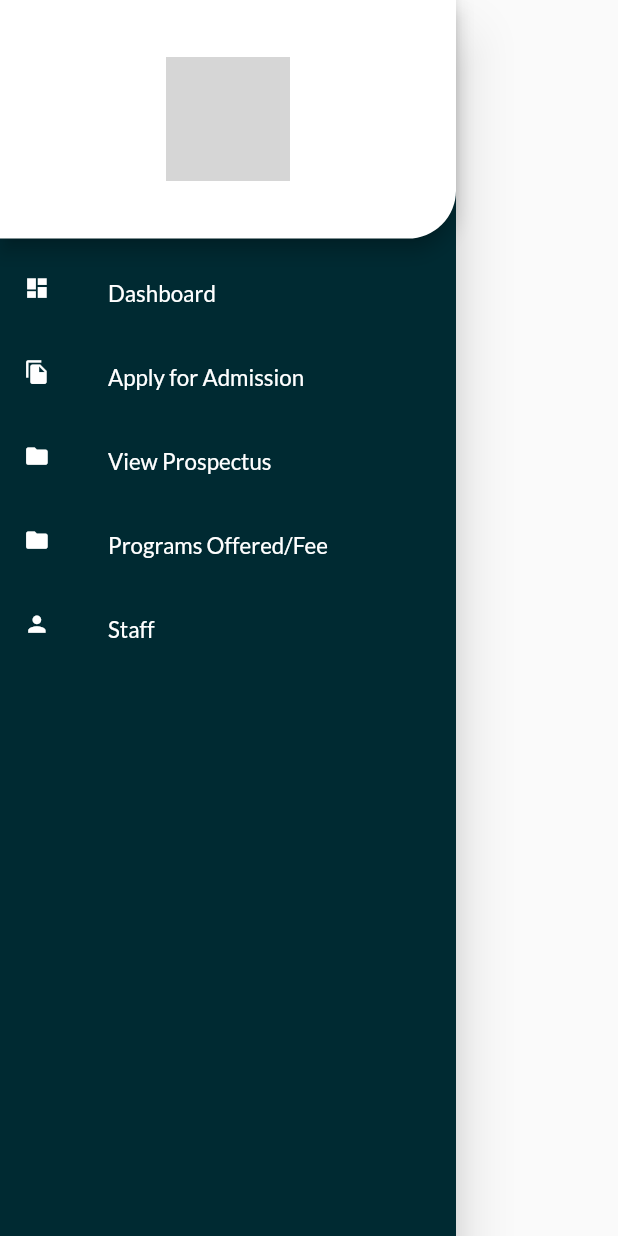
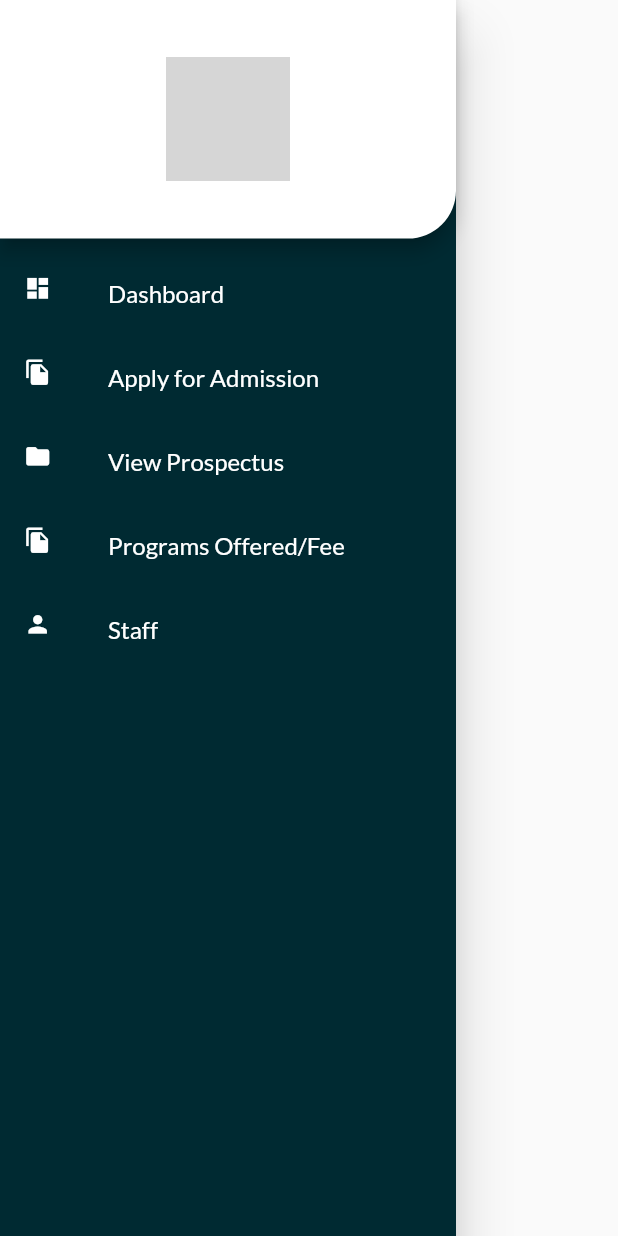
Before and after one commit to cusitpmdc/cusit, a Flutter app: the DrawerScreen widget shown alone on an empty page, opened directly, on a phone screen of 412 x 824 dp. Run offline on Flutter 3.47's test engine with Material 2 defaults, Android fonts, the light colour scheme and no system bars; our stand-ins replace cloud_firestore, firebase_auth, firebase_core, flutter_screenutil, google_fonts, package_info_plus and 2 more; missing offline and left inert: flutter_pdfview; accounts and stored records are empty; grey boxes are pictures that could not be loaded.

Commit message:
minor changes

```diff
--- a/lib/base_widget/background.dart
+++ b/lib/base_widget/background.dart
@@ -27,7 +27,7 @@ class Background extends StatelessWidget {
                 decoration: BoxDecoration(
                   borderRadius: BorderRadius.only(
                       bottomLeft: Radius.circular(context.height * 10)),
-                  color: AppColors.cusitclr2,
+                  color: AppColors.cusitclr,
                 ),
               )
               // Image.asset(
@@ -45,7 +45,7 @@ class Background extends StatelessWidget {
                 decoration: BoxDecoration(
                   borderRadius: BorderRadius.only(
                       bottomLeft: Radius.circular(context.height * 10)),
-                  color: AppColors.cusitclr2,
+                  color: AppColors.cusitclr,
                 ),
               )
               // Image.asset(
@@ -59,7 +59,7 @@ class Background extends StatelessWidget {
             child: Image.asset(
               "assets/images/login_bottom.png",
               width: context.width * 0.35,
-              color: AppColors.dbrown,
+              color: AppColors.cusitclr,
             ),
           ),
           child,
--- a/lib/routes/app_routes.dart
+++ b/lib/routes/app_routes.dart
@@ -1,6 +1,8 @@
 import 'package:cusit/screens/auth/splash_screen.dart';
+import 'package:cusit/screens/auth/staff_login_screen.dart';
 import 'package:cusit/screens/auth/upgradeappscreen.dart';
 import 'package:cusit/screens/admission/admission_screen.dart';
+import 'package:cusit/screens/chat/user/chat_screen.dart';
 import 'package:cusit/screens/dashboard/dashboard_screen.dart';
 import 'package:cusit/screens/program/programs_screen.dart';
 import 'package:cusit/screens/prospectus/prospectus_screen.dart';
@@ -9,11 +11,11 @@ import 'package:flutter/material.dart';
 class AppRoutes {
   static Map<String, Widget Function(BuildContext)> routes = {
     SplashScreen.id: (context) => const SplashScreen(),
+    LoginScreen.id: (context) => const LoginScreen(),
     UpgradeScreen.id: (context) => const UpgradeScreen(),
     DashboardScreen.id: (context) => const DashboardScreen(),
     AdmissionScreen.id: (context) => const AdmissionScreen(),
     ProspectusScreen.id: (context) => const ProspectusScreen(),
     ProgramsFeeScreen.id: (context) => const ProgramsFeeScreen(),
-
   };
 }
--- a/lib/screens/dashboard/drawer_screen.dart
+++ b/lib/screens/dashboard/drawer_screen.dart
@@ -71,13 +71,13 @@ class _DrawerScreenState extends State<DrawerScreen> {
               child: ListTile(
                 leading: Icon(
                   Icons.dashboard_sharp,
-                  size: 15.r,
+                  size: 16.r,
                   color: AppColors.white,
                 ),
                 title: Text(
                   'Dashboard',
                   style: TextStyle(
-                      color: AppColors.white, fontSize: AppDimensions.small),
+                      color: AppColors.white, fontSize: AppDimensions.normal),
                 ),
               ),
             ),
@@ -88,13 +88,13 @@ class _DrawerScreenState extends State<DrawerScreen> {
               child: ListTile(
                 leading: Icon(
                   Icons.file_copy,
-                  size: 15.r,
+                  size: 16.r,
                   color: AppColors.white,
                 ),
                 title: Text(
                   'Apply for Admission',
                   style: TextStyle(
-                      color: AppColors.white, fontSize: AppDimensions.small),
+                      color: AppColors.white, fontSize: AppDimensions.normal),
                 ),
               ),
             ),
@@ -105,13 +105,13 @@ class _DrawerScreenState extends State<DrawerScreen> {
               child: ListTile(
                 leading: Icon(
                   Icons.folder,
-                  size: 15.r,
+                  size: 16.r,
                   color: AppColors.white,
                 ),
                 title: Text(
                   'View Prospectus',
                   style: TextStyle(
-                      color: AppColors.white, fontSize: AppDimensions.small),
+                      color: AppColors.white, fontSize: AppDimensions.normal),
                 ),
               ),
             ),
@@ -121,31 +121,32 @@ class _DrawerScreenState extends State<DrawerScreen> {
               },
               child: ListTile(
                 leading: Icon(
-                  Icons.folder,
-                  size: 15.r,
+                  Icons.file_copy,
+                  size: 16.r,
                   color: AppColors.white,
                 ),
                 title: Text(
                   'Programs Offered/Fee',
                   style: TextStyle(
-                      color: AppColors.white, fontSize: AppDimensions.small),
+                      color: AppColors.white, fontSize: AppDimensions.normal),
                 ),
               ),
             ),
              InkWell(
               onTap: () {
+                Navigator.of(context).pop();
                 Navigator.pushNamed(context, LoginScreen.id);
               },
               child: ListTile(
                 leading: Icon(
                   Icons.person,
-                  size: 15.r,
+                  size: 16.r,
                   color: AppColors.white,
                 ),
                 title: Text(
                   'Staff',
                   style: TextStyle(
-                      color: AppColors.white, fontSize: AppDimensions.small),
+                      color: AppColors.white, fontSize: AppDimensions.normal),
                 ),
               ),
             ),
```
Also changed, not shown: lib/screens/auth/staff_login_screen.dart (+34 -15 lines), lib/screens/chat/staff/staffdashboard_screen.dart (added, +17 -0 lines).
